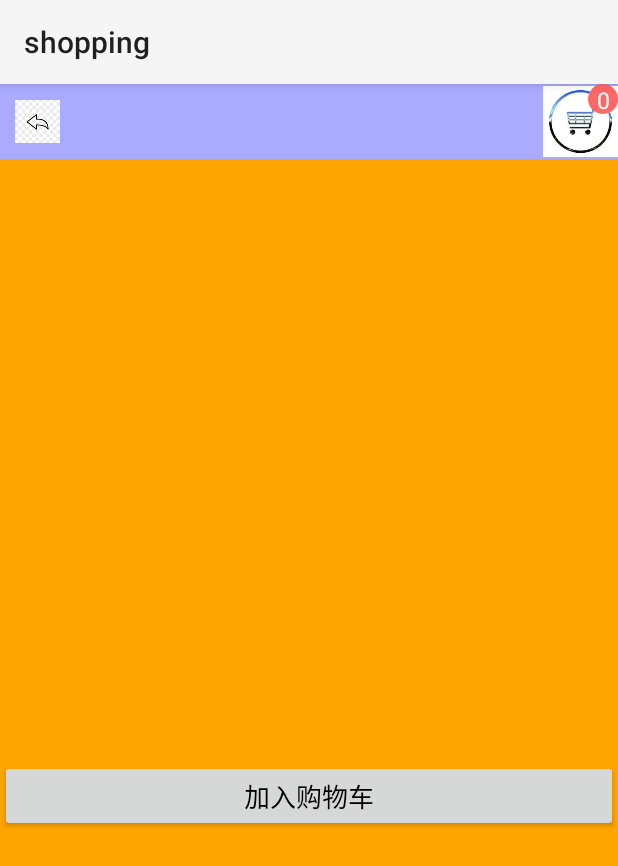
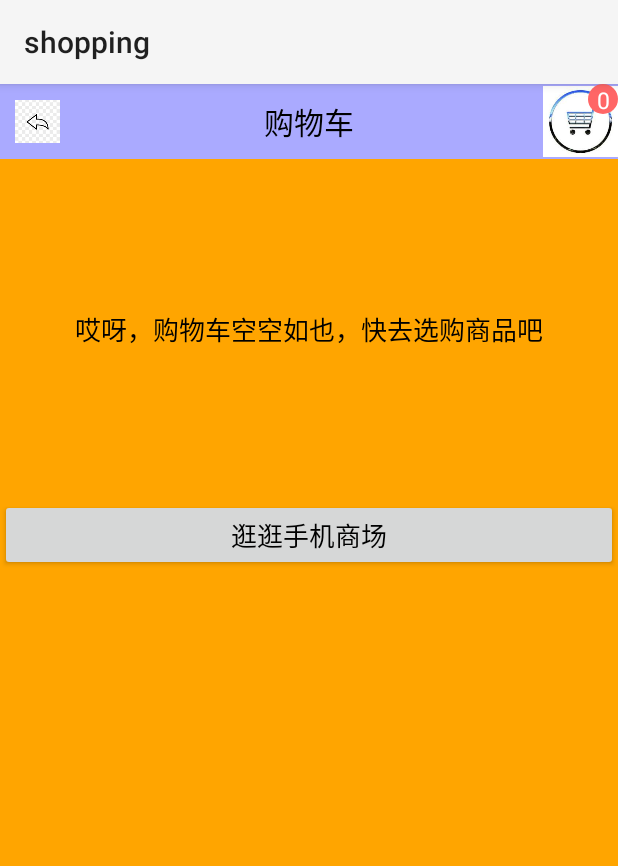
Before and after one commit to MBKY-766/AndroidStudy, an Android app: the ShoppingDetailActivity screen opened directly, with no data from a screen before it, after a tap on an icon or button, on a phone screen of 412 x 824 dp. Shown: the top 866 px of the screen. Run offline under Robolectric (Android 15) with nearby library versions, the phone set to English and light mode, and no system bars; 2 statements that could not run were skipped.

Commit message:
进度缓存

```diff
--- a/shopping01/src/main/AndroidManifest.xml
+++ b/shopping01/src/main/AndroidManifest.xml
@@ -11,9 +11,9 @@
         <activity
             android:name=".ShoppingDetailActivity"
             android:exported="true" />
-<!--        <activity-->
-<!--            android:name=".ShoppingCartActivity"-->
-<!--            android:exported="false" />-->
+        <activity
+            android:name=".ShoppingCartActivity"
+            android:exported="false" />
         <activity
             android:name=".ShoppingChannelActivity"
             android:exported="true">
--- a/shopping01/src/main/java/com/example/shopping01/MyApplication.java
+++ b/shopping01/src/main/java/com/example/shopping01/MyApplication.java
@@ -19,7 +19,7 @@ public class MyApplication extends AppCompatActivity {
 
     private static MyApplication instance;
     //购物车中的商品总数量
-    public int goodsCount;
+    public int goodsCount = 0;
 
     public static MyApplication getInstance() {
         if(instance == null){
--- a/shopping01/src/main/java/com/example/shopping01/ShoppingChannelActivity.java
+++ b/shopping01/src/main/java/com/example/shopping01/ShoppingChannelActivity.java
@@ -3,6 +3,7 @@ package com.example.shopping01;
 import android.content.Intent;
 import android.net.Uri;
 import android.os.Bundle;
+import android.util.Log;
 import android.view.LayoutInflater;
 import android.view.View;
 import android.widget.Button;
@@ -21,6 +22,7 @@ import java.util.List;
 
 public class  ShoppingChannelActivity extends AppCompatActivity implements View.OnClickListener {
 
+    public static final String TAG = "ShoppingChannelActivity";
     //声明一个商品数据库的帮助器对象
     private ShoppingDBHelper dbHelper;
     private GridLayout channel_gl;
@@ -39,6 +41,7 @@ public class  ShoppingChannelActivity extends AppCompatActivity implements View.
         dbHelper = ShoppingDBHelper.getInstance(this);
         dbHelper.openWriteLink();
         dbHelper.openReadLink();
+        Log.d(TAG,"onCreate");
 
         //从数据库查询出商品信息，并展示
         showGoods();
@@ -108,6 +111,7 @@ public class  ShoppingChannelActivity extends AppCompatActivity implements View.
     @Override
     protected void onDestroy(){
         super.onDestroy();
+        Log.d(TAG,"onDestroy");
         dbHelper.closeLink();
     }
 
--- a/shopping01/src/main/java/com/example/shopping01/ShoppingDetailActivity.java
+++ b/shopping01/src/main/java/com/example/shopping01/ShoppingDetailActivity.java
@@ -4,6 +4,7 @@ import android.content.Intent;
 import android.net.Uri;
 import android.os.Bundle;
 import android.view.View;
+import android.view.ViewGroup;
 import android.widget.ImageView;
 import android.widget.TextView;
 
@@ -26,6 +27,7 @@ public class ShoppingDetailActivity extends AppCompatActivity implements View.On
     private ImageView tv_goods_picture;
     private ShoppingDBHelper dbHelper;
     private int mGoodsId;
+    private int count;
     private TextView count_tv;
 
     @Override
@@ -33,32 +35,37 @@ public class ShoppingDetailActivity extends AppCompatActivity implements View.On
         super.onCreate(savedInstanceState);
         setContentView(R.layout.activity_shopping_detail);
         title_tv = findViewById(R.id.title_tv);
-        tv_count = findViewById(R.id.tv_count);
+        tv_count = findViewById(R.id.count_tv);
         tv_goods_price = findViewById(R.id.tv_goods_price);
         tv_goods_desc = findViewById(R.id.tv_goods_desc);
         tv_goods_picture = findViewById(R.id.iv_goods_picture);
-        dbHelper=ShoppingDBHelper.getInstance(this);
+        dbHelper = ShoppingDBHelper.getInstance(this);
         tv_count.setText(String.valueOf(MyApplication.getInstance().goodsCount));
         findViewById(R.id.back_iv).setOnClickListener(this);
         findViewById(R.id.cart_iv).setOnClickListener(this);
         findViewById(R.id.btn_add_to_cart).setOnClickListener(this);
-        count_tv = findViewById(R.id.count_tv);
+
     }
 
     @Override
-    protected void onResume(){
+    protected void onResume() {
         super.onResume();
         showDetail();
     }
+//    private void showCartInfoTotal() {
+//        int count = dbHelper.countCartInfo();
+//        MyApplication.getInstance().goodsCount=count;
+//        count_tv.setText(String.valueOf(count));
+//    }
 
     private void showDetail() {
         //获取上一个页面传来的商品编号
-        mGoodsId = getIntent().getIntExtra("goods_id",0);
-        if(mGoodsId >0){
+        mGoodsId = getIntent().getIntExtra("goods_id", 0);
+        if (mGoodsId > 0) {
             //根据商品编号查询商品数据库中的商品记录
             GoodsInfo info = dbHelper.queryGoodsInfoById(mGoodsId);
             title_tv.setText(info.name);
-            tv_goods_price.setText(String.valueOf((int)info.price));
+            tv_goods_price.setText(String.valueOf((int) info.price));
             tv_goods_desc.setText(info.description);
             tv_goods_picture.setImageURI(Uri.parse(info.picturePath));
         }
@@ -67,15 +74,15 @@ public class ShoppingDetailActivity extends AppCompatActivity implements View.On
 
     @Override
     public void onClick(View v) {
-        if(v.getId()==R.id.back_iv){
+        if (v.getId() == R.id.back_iv) {
             //结束当前页面
             finish();
-        } else if (v.getId()==R.id.cart_iv) {
+        } else if (v.getId() == R.id.cart_iv) {
             //跳转到购物车页面
             Intent intent = new Intent(this, ShoppingCartActivity.class);
             startActivity(intent);
 
-        } else if (v.getId()==R.id.btn_add_to_cart) {
+        } else if (v.getId() == R.id.btn_add_to_cart) {
             addToCart(mGoodsId);
         }
     }
@@ -85,9 +92,9 @@ public class ShoppingDetailActivity extends AppCompatActivity implements View.On
         //购物车数量+1
         int count = ++MyApplication.getInstance().goodsCount;
         //加入购物车
-        count_tv.setText(String.valueOf(count));
+        tv_count.setText(String.valueOf(count));
         dbHelper.insertCartInfo(goodsId);
-        ToastUtil.show(this,"成功添加到购物车！");
+        ToastUtil.show(this, "成功添加到购物车！");
 
     }
 }
```
Also changed, not shown: shopping01/src/main/java/com/example/shopping01/ShoppingCartActivity.java (+6 -6 lines), shopping01/src/main/java/com/example/shopping01/database/ShoppingDBHelper.java (+7 -0 lines).
